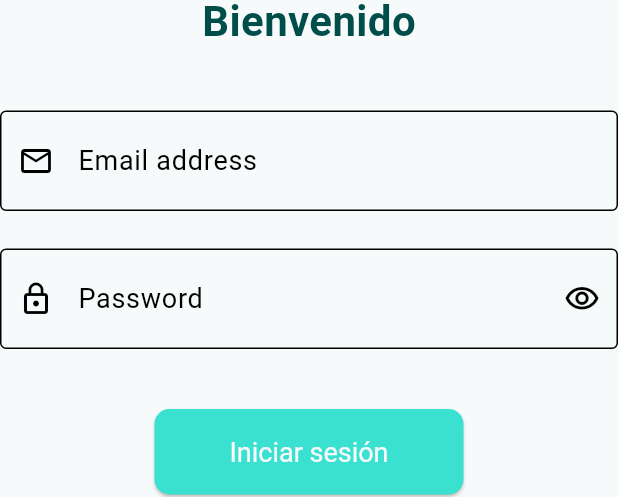
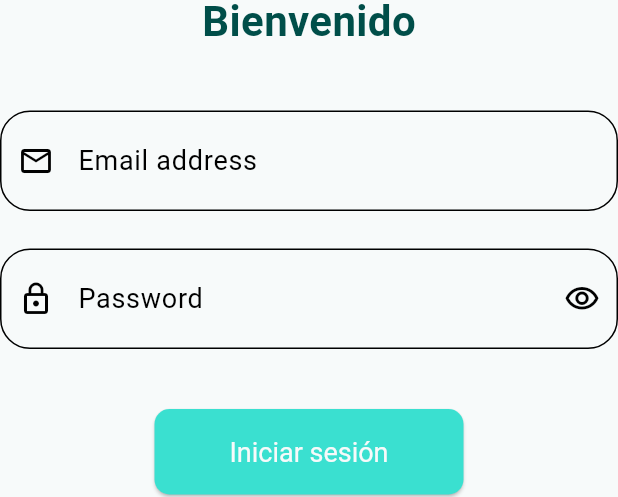
Before and after one commit to Emmanueloz/frontend_water_quality, a Flutter app: the LoginForm widget shown alone on an empty page, opened directly, on a phone screen of 412 x 824 dp. Shown: the part 191-688 px from the top of the screen. Run offline on Flutter 3.47's test engine with Material 3 defaults, Android fonts, the phone set to English and light mode, and no system bars; our stand-ins replace go_router; missing offline and left inert: girix_code_gauge.

Commit message:
Compostura de border-radius a 20

```diff
--- a/lib/presentation/widgets/specific/form_login.dart
+++ b/lib/presentation/widgets/specific/form_login.dart
@@ -42,7 +42,9 @@ class LoginForm extends StatelessWidget {
               labelText: 'Email address',
               labelStyle: TextStyle(fontSize: 18),
               prefixIcon: Icon(Icons.email_outlined),
-              border: OutlineInputBorder(),
+              border: OutlineInputBorder(
+                borderRadius: BorderRadius.all(Radius.circular(20)),
+              ),
               contentPadding:
                   EdgeInsets.symmetric(vertical: 20, horizontal: 16),
             ),
@@ -57,7 +59,9 @@ class LoginForm extends StatelessWidget {
               labelStyle: TextStyle(fontSize: 18),
               prefixIcon: Icon(Icons.lock_outline),
               suffixIcon: Icon(Icons.visibility_outlined),
-              border: OutlineInputBorder(),
+              border: OutlineInputBorder(
+                borderRadius: BorderRadius.all(Radius.circular(20)),
+              ),
               contentPadding:
                   EdgeInsets.symmetric(vertical: 20, horizontal: 16),
             ),
```
